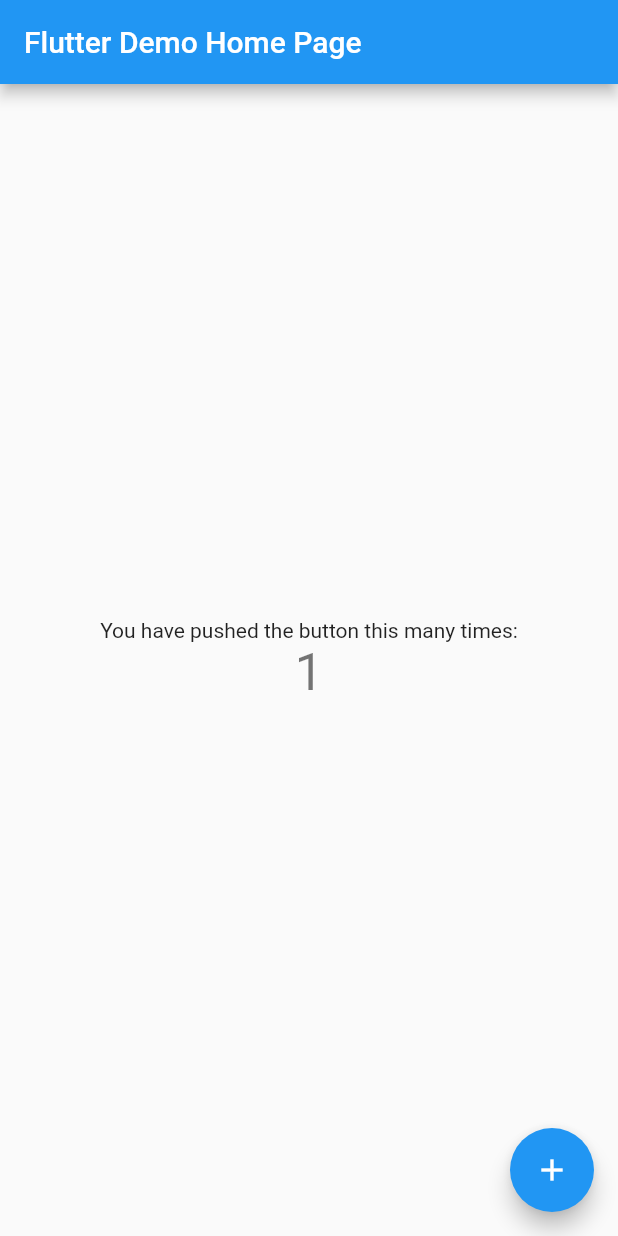
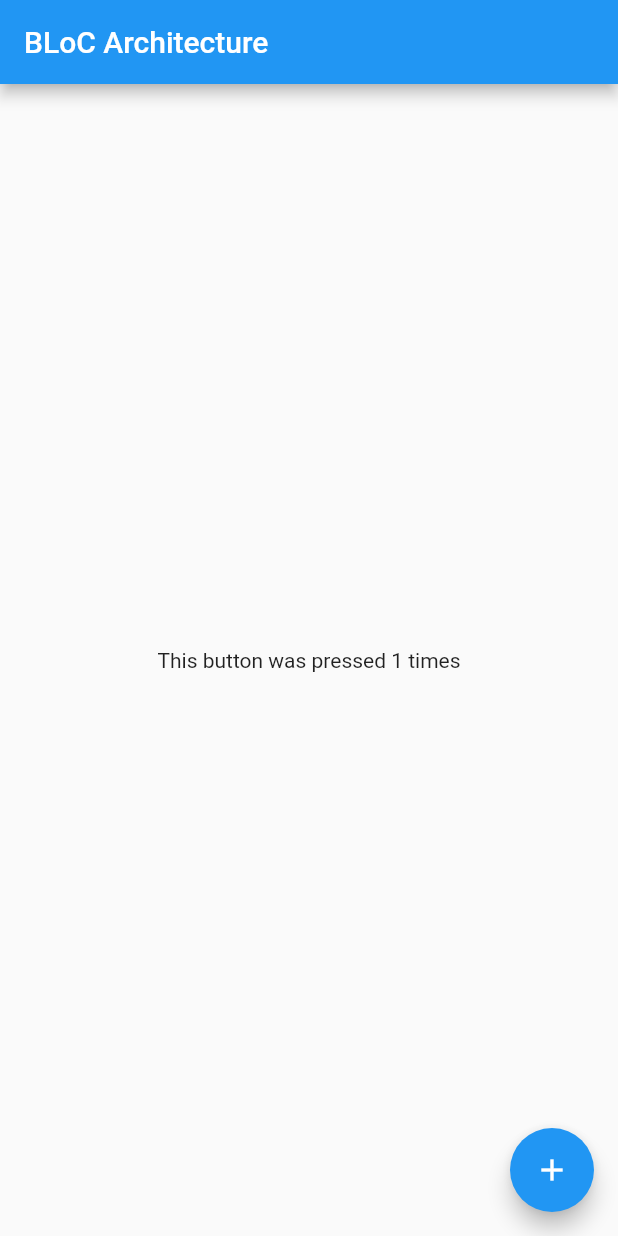
Before and after one commit to Ayusch/flutter-bloc-architecture, a Flutter app: the screen it shows after launch, after a tap on the "add" icon, on a phone screen of 412 x 824 dp. Run offline on Flutter 3.47's test engine with Material 2 defaults, Android fonts, the phone set to English and light mode, and no system bars.

Commit message:
BLOC architecture implementation

```diff
--- /dev/null
+++ b/lib/Bloc.dart
@@ -0,0 +1,19 @@
+import 'dart:async';
+
+class Bloc{
+  int counter = 0;
+
+  StreamController<int> _counterController = new StreamController<int>.broadcast();
+
+  Function(int) get addCounter => _counterController.sink.add;
+  Stream<int> get counterValue => _counterController.stream;
+
+  increment(){
+    addCounter(++counter);
+  }
+  dispose(){
+    _counterController?.close();
+  }
+
+
+}
--- /dev/null
+++ b/lib/BlocProvider.dart
@@ -0,0 +1,17 @@
+import 'package:flutter/material.dart';
+import 'package:bloc_tutorial/Bloc.dart';
+
+class BlocProvider extends InheritedWidget {
+  final bloc = Bloc();
+
+  BlocProvider({Key key, Widget child})
+  : super(key: key, child: child);
+
+  @override
+  bool updateShouldNotify(_) => true;
+
+  static Bloc of(BuildContext context) {
+    return (context.inheritFromWidgetOfExactType(BlocProvider) as BlocProvider).bloc;
+  }
+
+}
--- /dev/null
+++ b/lib/CounterPage.dart
@@ -0,0 +1,43 @@
+import 'dart:async';
+import 'package:bloc_tutorial/BlocProvider.dart';
+import 'package:flutter/material.dart';
+
+class CounterPage extends StatefulWidget {
+  CounterPage({Key key, this.title}) : super(key: key);
+
+  final String title;
+
+  @override
+  State<StatefulWidget> createState() {
+    return CounterState();
+  }
+}
+
+class CounterState extends State<CounterPage> {
+
+  @override
+  Widget build(BuildContext context) {
+    final bloc = BlocProvider.of(context);
+
+    return Scaffold(
+      body: Center(
+          child: StreamBuilder(
+        initialData: 0,
+        stream: bloc.counterValue,
+        builder: (context, snapshot) {
+          return Text('This button was pressed ${snapshot.data} times');
+        },
+      )),
+      appBar: AppBar(
+        title: Text("BLoC Architecture"),
+      ),
+      floatingActionButton: FloatingActionButton(
+        tooltip: "Increment",
+        child: Icon(Icons.add),
+        onPressed: () {
+          bloc.increment();
+        },
+      ),
+    );
+  }
+}
--- a/lib/main.dart
+++ b/lib/main.dart
@@ -1,111 +1,17 @@
 import 'package:flutter/material.dart';
+import 'package:bloc_tutorial/CounterPage.dart';
+import 'package:bloc_tutorial/BlocProvider.dart';
 
 void main() => runApp(MyApp());
 
 class MyApp extends StatelessWidget {
-  // This widget is the root of your application.
   @override
   Widget build(BuildContext context) {
-    return MaterialApp(
-      title: 'Flutter Demo',
-      theme: ThemeData(
-        // This is the theme of your application.
-        //
-        // Try running your application with "flutter run". You'll see the
-        // application has a blue toolbar. Then, without quitting the app, try
-        // changing the primarySwatch below to Colors.green and then invoke
-        // "hot reload" (press "r" in the console where you ran "flutter run",
-        // or simply save your changes to "hot reload" in a Flutter IDE).
-        // Notice that the counter didn't reset back to zero; the application
-        // is not restarted.
-        primarySwatch: Colors.blue,
+    return BlocProvider(
+      child: MaterialApp(
+        theme: ThemeData(primaryColor: Colors.blue),
+        home: CounterPage(title: "Bloc"),
       ),
-      home: MyHomePage(title: 'Flutter Demo Home Page'),
     );
   }
 }
-
-class MyHomePage extends StatefulWidget {
-  MyHomePage({Key key, this.title}) : super(key: key);
-
-  // This widget is the home page of your application. It is stateful, meaning
-  // that it has a State object (defined below) that contains fields that affect
-  // how it looks.
-
-  // This class is the configuration for the state. It holds the values (in this
-  // case the title) provided by the parent (in this case the App widget) and
-  // used by the build method of the State. Fields in a Widget subclass are
-  // always marked "final".
-
-  final String title;
-
-  @override
-  _MyHomePageState createState() => _MyHomePageState();
-}
-
-class _MyHomePageState extends State<MyHomePage> {
-  int _counter = 0;
-
-  void _incrementCounter() {
-    setState(() {
-      // This call to setState tells the Flutter framework that something has
-      // changed in this State, which causes it to rerun the build method below
-      // so that the display can reflect the updated values. If we changed
-      // _counter without calling setState(), then the build method would not be
-      // called again, and so nothing would appear to happen.
-      _counter++;
-    });
-  }
-
-  @override
-  Widget build(BuildContext context) {
-    // This method is rerun every time setState is called, for instance as done
-    // by the _incrementCounter method above.
-    //
-    // The Flutter framework has been optimized to make rerunning build methods
-    // fast, so that you can just rebuild anything that needs updating rather
-    // than having to individually change instances of widgets.
-    return Scaffold(
-      appBar: AppBar(
-        // Here we take the value from the MyHomePage object that was created by
-        // the App.build method, and use it to set our appbar title.
-        title: Text(widget.title),
-      ),
-      body: Center(
-        // Center is a layout widget. It takes a single child and positions it
-        // in the middle of the parent.
-        child: Column(
-          // Column is also layout widget. It takes a list of children and
-          // arranges them vertically. By default, it sizes itself to fit its
-          // children horizontally, and tries to be as tall as its parent.
-          //
-          // Invoke "debug painting" (press "p" in the console, choose the
-          // "Toggle Debug Paint" action from the Flutter Inspector in Android
-          // Studio, or the "Toggle Debug Paint" command in Visual Studio Code)
-          // to see the wireframe for each widget.
-          //
-          // Column has various properties to control how it sizes itself and
-          // how it positions its children. Here we use mainAxisAlignment to
-          // center the children vertically; the main axis here is the vertical
-          // axis because Columns are vertical (the cross axis would be
-          // horizontal).
-          mainAxisAlignment: MainAxisAlignment.center,
-          children: <Widget>[
-            Text(
-              'You have pushed the button this many times:',
-            ),
-            Text(
-              '$_counter',
-              style: Theme.of(context).textTheme.display1,
-            ),
-          ],
-        ),
-      ),
-      floatingActionButton: FloatingActionButton(
-        onPressed: _incrementCounter,
-        tooltip: 'Increment',
-        child: Icon(Icons.add),
-      ), // This trailing comma makes auto-formatting nicer for build methods.
-    );
-  }
-}
--- a/pubspec.yaml
+++ b/pubspec.yaml
@@ -23,6 +23,7 @@ dependencies:
   # The following adds the Cupertino Icons font to your application.
   # Use with the CupertinoIcons class for iOS style icons.
   cupertino_icons: ^0.1.2
+  bloc: ^0.12.0
 
 dev_dependencies:
   flutter_test:
```
Also changed, not shown: pubspec.lock.
